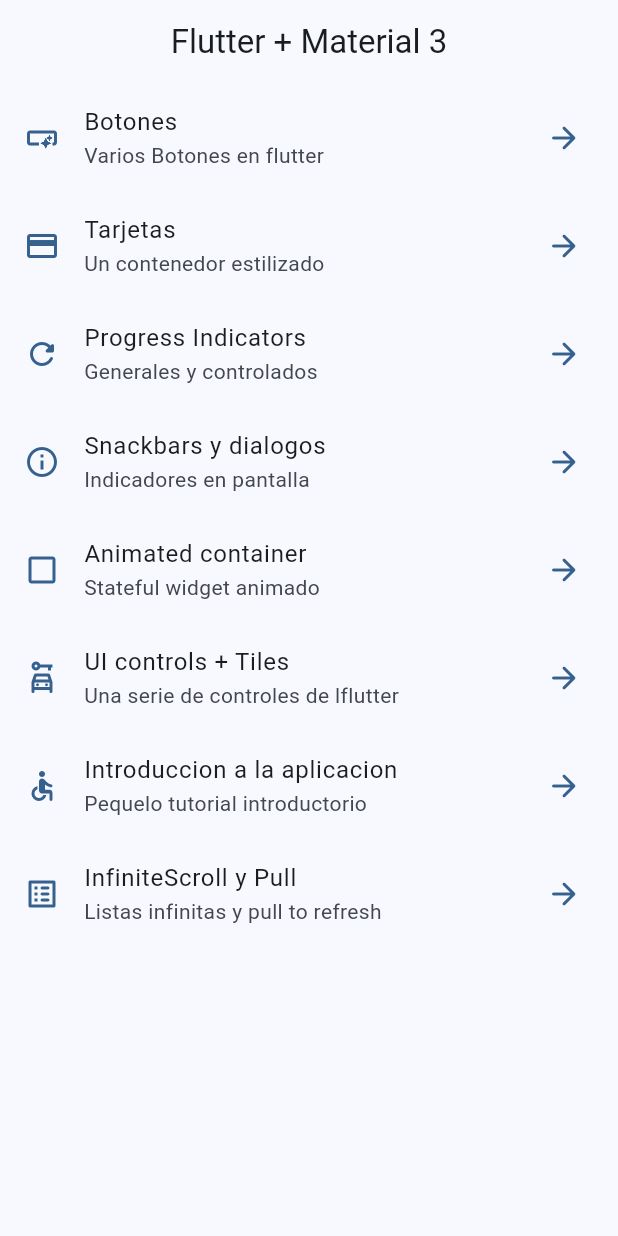
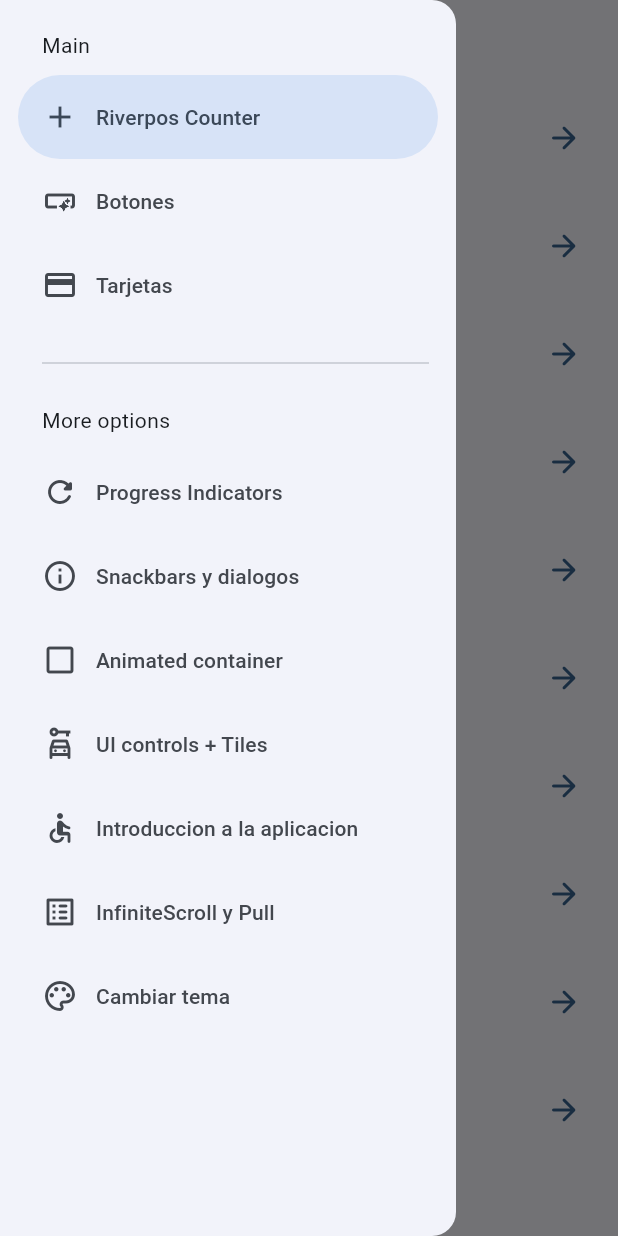
Before and after one commit to oscar1098/flutter_wigets_app, a Flutter app: the screen it shows after launch, with the side drawer open (before the commit the screen has no drawer), on a phone screen of 412 x 824 dp. Run offline on Flutter 3.47's test engine with Material 2 defaults, Android fonts, the phone set to English and light mode, and no system bars; our stand-ins replace animate_do, flutter_riverpod, go_router.

```diff
--- a/lib/config/menu/menu_item.dart
+++ b/lib/config/menu/menu_item.dart
@@ -16,6 +16,12 @@ class MenuItem {
 }
 
 const appMenuItems = <MenuItem> [
+  MenuItem(
+    title: 'Riverpos Counter',
+    subtitle: 'Introduccion a Riverpod',
+    link: '/counter',
+    icon: Icons.add
+  ),
   MenuItem(
     title: 'Botones',
     subtitle: 'Varios Botones en flutter',
@@ -69,4 +75,11 @@ const appMenuItems = <MenuItem> [
     link: '/infinite',
     icon: Icons.list_alt_rounded
   ),
+  MenuItem(
+    title: 'Cambiar tema',
+    subtitle: 'Cambiar tema de la aplicacion',
+    link: '/theme-changer',
+    icon: Icons.color_lens_outlined
+  ),
+
 ];
--- a/lib/config/router/app_router.dart
+++ b/lib/config/router/app_router.dart
@@ -53,5 +53,15 @@ final appRouter = GoRouter(
       name: InfiniteScrollSreen.name,
       builder: (context, state) => const InfiniteScrollSreen(),
     ),
+    GoRoute(
+      path: '/counter',
+      name: CounterScreen.name,
+      builder: (context, state) => const CounterScreen(),
+    ),
+    GoRoute(
+      path: '/theme-changer',
+      name: ThemeChangerScreen.name,
+      builder: (context, state) => const ThemeChangerScreen(),
+    ),
   ],
 );
--- a/lib/config/theme/app_theme.dart
+++ b/lib/config/theme/app_theme.dart
@@ -5,20 +5,27 @@ import 'package:flutter/material.dart';
     Colors.teal,
     Colors.green,
     Colors.purple,
-    Colors.red
+    Colors.red,
+    Colors.yellow,
+    Colors.brown,
+    Colors.grey,
+    Colors.pink
   ];
 
 class AppTheme {
 
   final int selectedColor;
+  final bool isDarkmode;
 
   AppTheme({
+    this.isDarkmode = false,
     this.selectedColor = 0
   }):assert( selectedColor >= 0, 'Selected color must be grater then 0' ),
     assert( selectedColor < colorList.length, 'Selected color must less or equal than ${colorList.length}' );
 
   ThemeData getTheme() => ThemeData(
     useMaterial3: true,
+    brightness: isDarkmode ? Brightness.dark : Brightness.light ,
     colorSchemeSeed: colorList[selectedColor],
     appBarTheme: const AppBarTheme( centerTitle: true )
   );
--- a/lib/main.dart
+++ b/lib/main.dart
@@ -1,20 +1,29 @@
 import 'package:flutter/material.dart';
+import 'package:flutter_riverpod/flutter_riverpod.dart';
 import 'package:wigets_app/config/router/app_router.dart';
 import 'package:wigets_app/config/theme/app_theme.dart';
+import 'package:wigets_app/presentation/providers/theme_provider.dart';
 
 void main() {
-  runApp(const MainApp());
+  runApp(
+    const ProviderScope(
+      child: MainApp())
+    );
 }
 
-class MainApp extends StatelessWidget {
+class MainApp extends ConsumerWidget {
   const MainApp({super.key});
 
   @override
-  Widget build(BuildContext context) {
+  Widget build(BuildContext context, ref) {
+
+    final int color = ref.watch( selecedColorProvider );
+    final bool isDarkmode = ref.watch( isDarkmodeProvider );
+
     return  MaterialApp.router(
       title: 'Flutter Widgets',
       routerConfig: appRouter,
-      theme: AppTheme(selectedColor: 0).getTheme() ,
+      theme: AppTheme(selectedColor: color, isDarkmode: isDarkmode).getTheme() ,
       debugShowCheckedModeBanner: false,
 
     );
--- /dev/null
+++ b/lib/presentation/providers/counter_provider.dart
@@ -0,0 +1,5 @@
+
+
+import 'package:flutter_riverpod/flutter_riverpod.dart';
+
+final counterProvider = StateProvider((ref) => 5);
--- /dev/null
+++ b/lib/presentation/providers/theme_provider.dart
@@ -0,0 +1,9 @@
+import 'package:flutter_riverpod/flutter_riverpod.dart';
+import 'package:wigets_app/config/theme/app_theme.dart';
+
+
+final colorListProvider = Provider((ref) => colorList);
+
+final isDarkmodeProvider = StateProvider((ref) => false);
+
+final selecedColorProvider = StateProvider((ref) => 0);
--- a/lib/presentation/screens/home/home_screen.dart
+++ b/lib/presentation/screens/home/home_screen.dart
@@ -1,5 +1,6 @@
 import 'package:flutter/material.dart';
 import 'package:go_router/go_router.dart';
+import 'package:wigets_app/presentation/widgets/side_menu.dart';
 import '../../../config/menu/menu_item.dart';
 
 class HomeScreen extends StatelessWidget {
@@ -10,11 +11,16 @@ class HomeScreen extends StatelessWidget {
 
   @override
   Widget build(BuildContext context) {
+
+    final scaffoldKey = GlobalKey<ScaffoldState>();
+
     return Scaffold(
+      key: scaffoldKey,
       appBar: AppBar(
         title: const Text('Flutter + Material 3')
       ),
       body: const _HomeView(),
+      drawer:  SideMenu( scaffolKay: scaffoldKey )
     );
   }
 }
--- a/lib/presentation/screens/screens.dart
+++ b/lib/presentation/screens/screens.dart
@@ -2,8 +2,10 @@ export 'package:wigets_app/presentation/screens/animated/animated_screen.dart';
 export 'package:wigets_app/presentation/screens/app_tutorial/app_tutorial_screen.dart';
 export 'package:wigets_app/presentation/screens/buttons/buttons_screen.dart';
 export 'package:wigets_app/presentation/screens/cards/cards_screen.dart';
+export 'package:wigets_app/presentation/screens/counter/counter_screen.dart';
 export 'package:wigets_app/presentation/screens/home/home_screen.dart';
 export 'package:wigets_app/presentation/screens/infinite_scroll/infinite_scroll_screen.dart';
 export 'package:wigets_app/presentation/screens/progress/progress_screen.dart';
 export 'package:wigets_app/presentation/screens/snackbar/snackbar_screen.dart';
+export 'package:wigets_app/presentation/screens/theme_changer/theme_changer_screen.dart';
 export 'package:wigets_app/presentation/screens/ui_controls/ui_controls_screen.dart';
--- /dev/null
+++ b/lib/presentation/widgets/side_menu.dart
@@ -0,0 +1,79 @@
+import 'package:flutter/material.dart';
+import 'package:go_router/go_router.dart';
+import 'package:wigets_app/config/menu/menu_item.dart';
+
+
+class SideMenu extends StatefulWidget {
+
+  final  GlobalKey<ScaffoldState> scaffolKay;
+
+  const SideMenu({
+    super.key, required
+    this.scaffolKay
+  });
+
+  @override
+  State<SideMenu> createState() => _SideMenuState();
+}
+
+class _SideMenuState extends State<SideMenu> {
+
+  int navDrawerIndex = 0;
+
+  @override
+  Widget build(BuildContext context) {
+
+    final hasNotch = MediaQuery.of(context).viewPadding.top > 35;
+
+    return NavigationDrawer(
+      selectedIndex: navDrawerIndex,
+      onDestinationSelected: (value) {
+
+        setState(() {
+          navDrawerIndex = value;
+        });
+
+        final menuItem = appMenuItems[value];
+        context.push(menuItem.link);
+        widget.scaffolKay.currentState?.closeDrawer();
+
+      },
+      children: [
+
+        Padding(
+          padding: EdgeInsets.fromLTRB(28, hasNotch ? 0 : 20, 16, 10),
+          child: const Text('Main'),
+        ),
+
+        ...appMenuItems
+        .sublist(0,3)
+        .map((item) => NavigationDrawerDestination(
+          icon: Icon(item.icon),
+          label: Text(item.title)
+          )
+        ),
+
+        const Padding(
+          padding: EdgeInsets.fromLTRB(28, 16, 18, 10),
+          child: Divider(),
+        ),
+
+        const Padding(
+          padding: EdgeInsets.fromLTRB(28, 10, 16, 10),
+          child: Text('More options'),
+        ),
+
+        ...appMenuItems
+        .sublist(3)
+        .map((item) => NavigationDrawerDestination(
+          icon: Icon(item.icon),
+          label: Text(item.title)
+          )
+        ),
+
+
+
+      ]
+    );
+  }
+}
--- a/pubspec.yaml
+++ b/pubspec.yaml
@@ -10,6 +10,7 @@ dependencies:
   animate_do: ^3.0.2
   flutter:
     sdk: flutter
+  flutter_riverpod: ^2.3.6
   go_router: ^9.0.0
 
 dev_dependencies:
```
Also changed, not shown: lib/presentation/screens/counter/counter_screen.dart (added, +43 -0 lines), lib/presentation/screens/theme_changer/theme_changer_screen.dart (added, +61 -0 lines), pubspec.lock.
